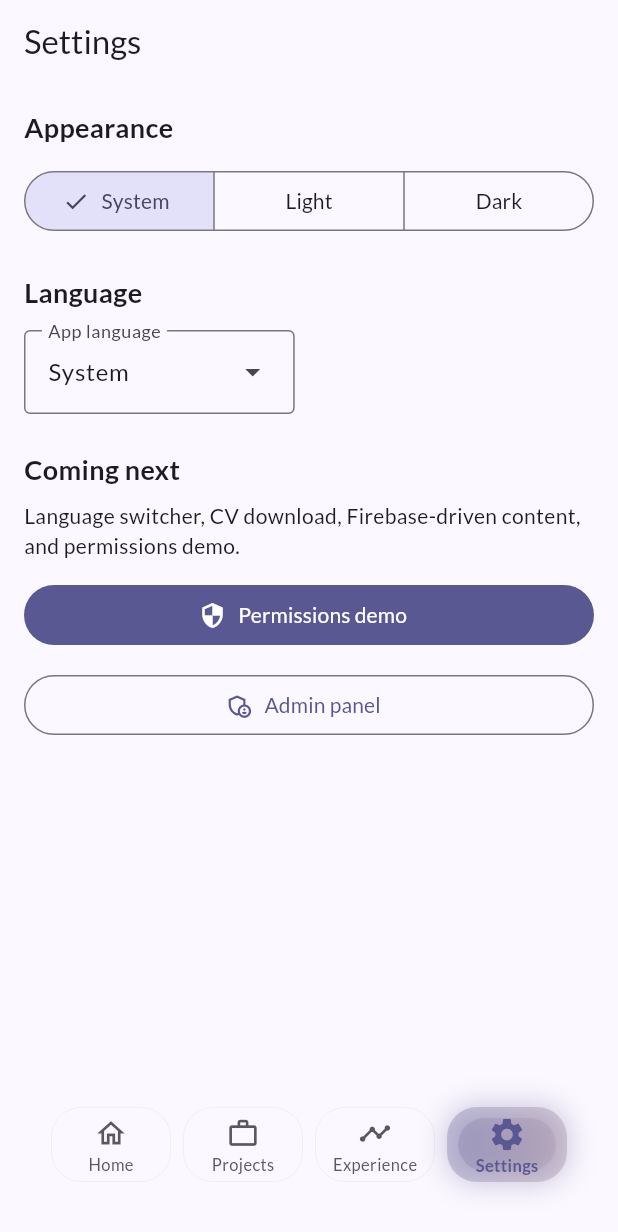
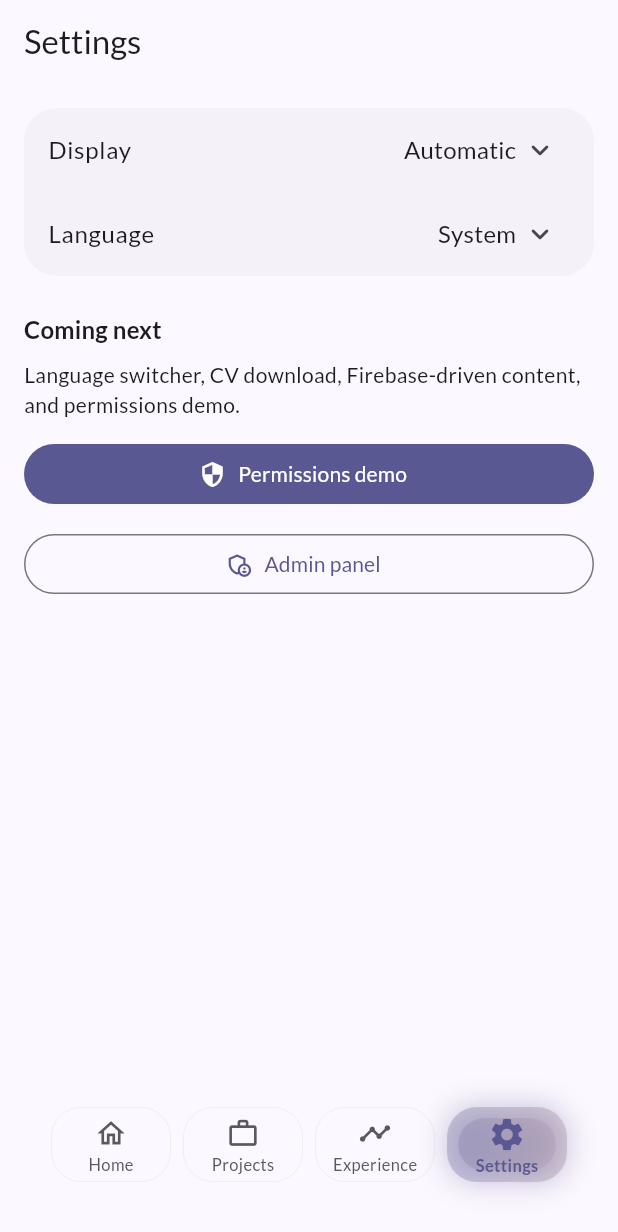
Before and after one commit to Slanty05/portfolio, a Flutter app: the screen it shows after launch, item 4 of the bottom bar chosen, on a phone screen of 412 x 824 dp. Shown: the top 1232 px of the screen. Run offline on Flutter 3.47's test engine with Material 3 defaults, Android fonts, the phone set to English and light mode, and no system bars; our stand-ins replace cloud_firestore, equatable, file_picker, firebase_auth, firebase_core, firebase_storage and 6 more; accounts and stored records are empty.

Commit message:
setting changes

```diff
--- a/lib/features/settings/settings_page.dart
+++ b/lib/features/settings/settings_page.dart
@@ -15,6 +15,7 @@ class SettingsPage extends ConsumerWidget {
     final controller = ref.read(themeModeControllerProvider.notifier);
     final locale = ref.watch(localeControllerProvider);
     final localeController = ref.read(localeControllerProvider.notifier);
+    final textTheme = Theme.of(context).textTheme;
 
     return Scaffold(
       appBar: AppBar(
@@ -24,44 +25,58 @@ class SettingsPage extends ConsumerWidget {
       body: ListView(
         padding: const EdgeInsets.all(16),
         children: [
-          const Text(
-            'Appearance',
-            style: TextStyle(fontSize: 18, fontWeight: FontWeight.w700),
-          ),
-          const SizedBox(height: 12),
-          SegmentedButton<ThemeMode>(
-            segments: const [
-              ButtonSegment(value: ThemeMode.system, label: Text('System')),
-              ButtonSegment(value: ThemeMode.light, label: Text('Light')),
-              ButtonSegment(value: ThemeMode.dark, label: Text('Dark')),
+          _SettingsCard(
+            children: [
+              _SettingsActionTile(
+                title: 'Display',
+                value: _themeModeLabel(themeMode),
+                onTap: () async {
+                  final selected = await _showSelectionSheet<ThemeMode>(
+                    context: context,
+                    title: 'Display',
+                    value: themeMode,
+                    options: const [
+                      _Option(value: ThemeMode.system, label: 'Automatic'),
+                      _Option(value: ThemeMode.light, label: 'Light'),
+                      _Option(value: ThemeMode.dark, label: 'Dark'),
+                    ],
+                  );
+                  if (selected != null) {
+                    await controller.setThemeMode(selected);
+                  }
+                },
+              ),
+              _SettingsActionTile(
+                title: 'Language',
+                value: _localeLabel(locale),
+                onTap: () async {
+                  final selected = await _showSelectionSheet<String>(
+                    context: context,
+                    title: 'Language',
+                    value: _localeCode(locale),
+                    options: const [
+                      _Option(value: 'system', label: 'System'),
+                      _Option(value: 'en', label: 'English'),
+                      _Option(value: 'ur', label: 'Urdu'),
+                    ],
+                  );
+                  if (selected != null) {
+                    await localeController.setLocale(
+                      switch (selected) {
+                        'system' => null,
+                        'ur' => const Locale('ur'),
+                        _ => const Locale('en'),
+                      },
+                    );
+                  }
+                },
+              ),
             ],
-            selected: {themeMode},
-            onSelectionChanged: (value) {
-              controller.setThemeMode(value.first);
-            },
           ),
           const SizedBox(height: 24),
-          const Text(
-            'Language',
-            style: TextStyle(fontSize: 18, fontWeight: FontWeight.w700),
-          ),
-          const SizedBox(height: 12),
-          DropdownMenu<Locale?>(
-            initialSelection: locale,
-            label: const Text('App language'),
-            dropdownMenuEntries: const [
-              DropdownMenuEntry(value: null, label: 'System'),
-              DropdownMenuEntry(value: Locale('en'), label: 'English'),
-              DropdownMenuEntry(value: Locale('ur'), label: 'Urdu'),
-            ],
-            onSelected: (value) {
-              localeController.setLocale(value);
-            },
-          ),
-          const SizedBox(height: 24),
-          const Text(
+          Text(
             'Coming next',
-            style: TextStyle(fontSize: 18, fontWeight: FontWeight.w700),
+            style: textTheme.titleMedium?.copyWith(fontWeight: FontWeight.w700),
           ),
           const SizedBox(height: 8),
           const Text(
@@ -84,3 +99,145 @@ class SettingsPage extends ConsumerWidget {
     );
   }
 }
+
+String _themeModeLabel(ThemeMode mode) {
+  return switch (mode) {
+    ThemeMode.system => 'Automatic',
+    ThemeMode.light => 'Light',
+    ThemeMode.dark => 'Dark',
+  };
+}
+
+String _localeLabel(Locale? locale) {
+  if (locale == null) return 'System';
+  if (locale.languageCode == 'ur') return 'Urdu';
+  return 'English';
+}
+
+String _localeCode(Locale? locale) {
+  if (locale == null) return 'system';
+  return locale.languageCode == 'ur' ? 'ur' : 'en';
+}
+
+class _SettingsCard extends StatelessWidget {
+  const _SettingsCard({required this.children});
+
+  final List<Widget> children;
+
+  @override
+  Widget build(BuildContext context) {
+    return DecoratedBox(
+      decoration: BoxDecoration(
+        color: Theme.of(context).colorScheme.surfaceContainerHighest.withAlpha(80),
+        borderRadius: BorderRadius.circular(22),
+      ),
+      child: Column(children: children),
+    );
+  }
+}
+
+class _SettingsActionTile extends StatelessWidget {
+  const _SettingsActionTile({
+    required this.title,
+    required this.value,
+    required this.onTap,
+  });
+
+  final String title;
+  final String value;
+  final VoidCallback onTap;
+
+  @override
+  Widget build(BuildContext context) {
+    return ListTile(
+      title: Text(title),
+      trailing: Row(
+        mainAxisSize: MainAxisSize.min,
+        children: [
+          Text(
+            value,
+            style: Theme.of(context).textTheme.titleMedium,
+          ),
+          const SizedBox(width: 4),
+          const Icon(Icons.expand_more_rounded),
+        ],
+      ),
+      onTap: onTap,
+    );
+  }
+}
+
+class _Option<T> {
+  const _Option({required this.value, required this.label});
+
+  final T value;
+  final String label;
+}
+
+Future<T?> _showSelectionSheet<T>({
+  required BuildContext context,
+  required String title,
+  required T value,
+  required List<_Option<T>> options,
+}) {
+  return showModalBottomSheet<T>(
+    context: context,
+    useSafeArea: true,
+    backgroundColor: Colors.transparent,
+    builder: (context) {
+      return Padding(
+        padding: const EdgeInsets.fromLTRB(16, 0, 16, 20),
+        child: DecoratedBox(
+          decoration: BoxDecoration(
+            color: Theme.of(context).colorScheme.surface,
+            borderRadius: BorderRadius.circular(28),
+          ),
+          child: SafeArea(
+            top: false,
+            child: Padding(
+              padding: const EdgeInsets.fromLTRB(8, 10, 8, 12),
+              child: Column(
+                mainAxisSize: MainAxisSize.min,
+                children: [
+                  Container(
+                    width: 36,
+                    height: 4,
+                    margin: const EdgeInsets.only(bottom: 10),
+                    decoration: BoxDecoration(
+                      color: Theme.of(context).colorScheme.outlineVariant,
+                      borderRadius: BorderRadius.circular(999),
+                    ),
+                  ),
+                  Align(
+                    alignment: Alignment.centerLeft,
+                    child: Padding(
+                      padding: const EdgeInsets.symmetric(horizontal: 16),
+                      child: Text(
+                        title,
+                        style: Theme.of(context).textTheme.titleMedium?.copyWith(
+                              fontWeight: FontWeight.w700,
+                            ),
+                      ),
+                    ),
+                  ),
+                  const SizedBox(height: 4),
+                  for (final option in options)
+                    ListTile(
+                      contentPadding: const EdgeInsets.symmetric(horizontal: 12),
+                      leading: Icon(
+                        option.value == value
+                            ? Icons.radio_button_checked
+                            : Icons.radio_button_unchecked,
+                      ),
+                      title: Text(option.label),
+                      onTap: () => Navigator.of(context).pop(option.value),
+                    ),
+                ],
+              ),
+            ),
+          ),
+        ),
+      );
+    },
+  );
+}
```
Also changed, not shown: 4 other files.
